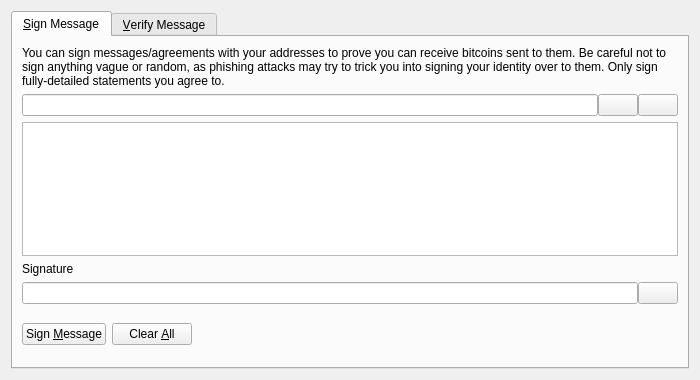
The window that src/qt/forms/signverifymessagedialog.ui (winter-sols/dogecoin) describes before a commit, drawn with Qt 5.
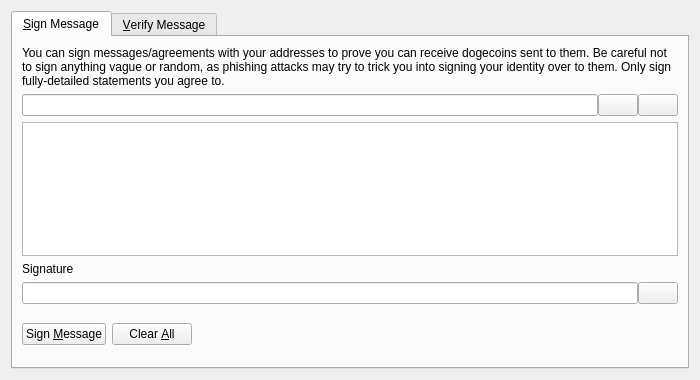
The same window after the commit. Icons and pictures are not drawn. Custom widgets are drawn as their Qt base class.

Commit message: Fix some strings still referencing bitcoin

What changed in the file:
```diff
--- a/src/qt/forms/signverifymessagedialog.ui
+++ b/src/qt/forms/signverifymessagedialog.ui
@@ -30,7 +30,7 @@
        <item>
         <widget class="QLabel" name="infoLabel_SM">
          <property name="text">
-          <string>You can sign messages/agreements with your addresses to prove you can receive bitcoins sent to them. Be careful not to sign anything vague or random, as phishing attacks may try to trick you into signing your identity over to them. Only sign fully-detailed statements you agree to.</string>
+          <string>You can sign messages/agreements with your addresses to prove you can receive dogecoins sent to them. Be careful not to sign anything vague or random, as phishing attacks may try to trick you into signing your identity over to them. Only sign fully-detailed statements you agree to.</string>
          </property>
          <property name="textFormat">
           <enum>Qt::PlainText</enum>
```
The commit also changes 8 other files.
